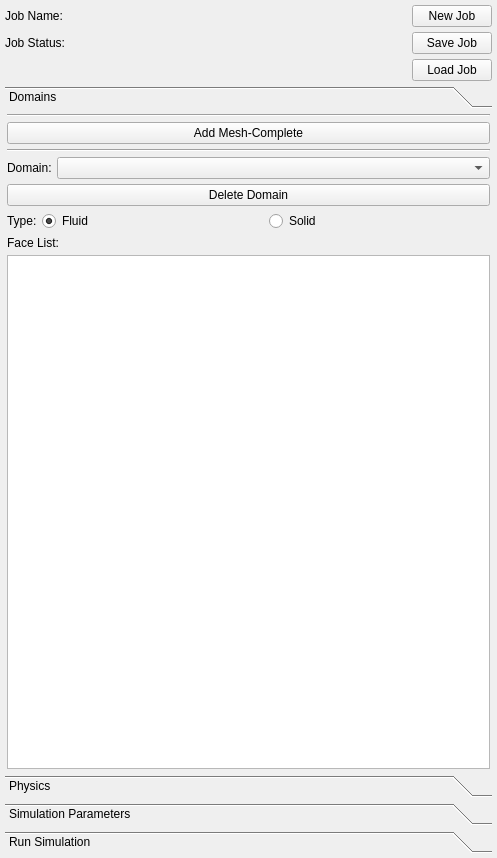
First picture: the form in Code/Source/sv4gui/Plugins/org.sv.gui.qt.svfsi/sv4gui_svFSIView.ui, repository SimVascular/SimVascular, before the edit.
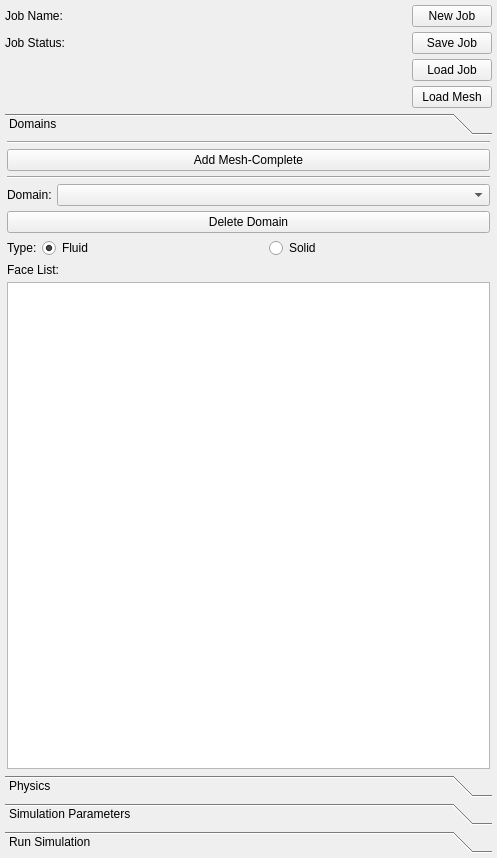
Second picture: the form after the edit. Custom widgets are drawn as their Qt base class.

Commit message: button to realod mesh

The edit to the form file:
```diff
--- a/Code/Source/sv4gui/Plugins/org.sv.gui.qt.svfsi/sv4gui_svFSIView.ui
+++ b/Code/Source/sv4gui/Plugins/org.sv.gui.qt.svfsi/sv4gui_svFSIView.ui
@@ -101,6 +101,13 @@
        </property>
       </widget>
      </item>
+     <item row="3" column="2">
+      <widget class="QPushButton" name="loadMeshButton">
+       <property name="text">
+        <string>Load Mesh</string>
+       </property>
+      </widget>
+     </item>
     </layout>
    </item>
    <item>
@@ -129,7 +136,7 @@
            <x>0</x>
            <y>0</y>
            <width>487</width>
-           <height>626</height>
+           <height>594</height>
           </rect>
          </property>
          <attribute name="label">
```
The commit also changes 1 other file.
